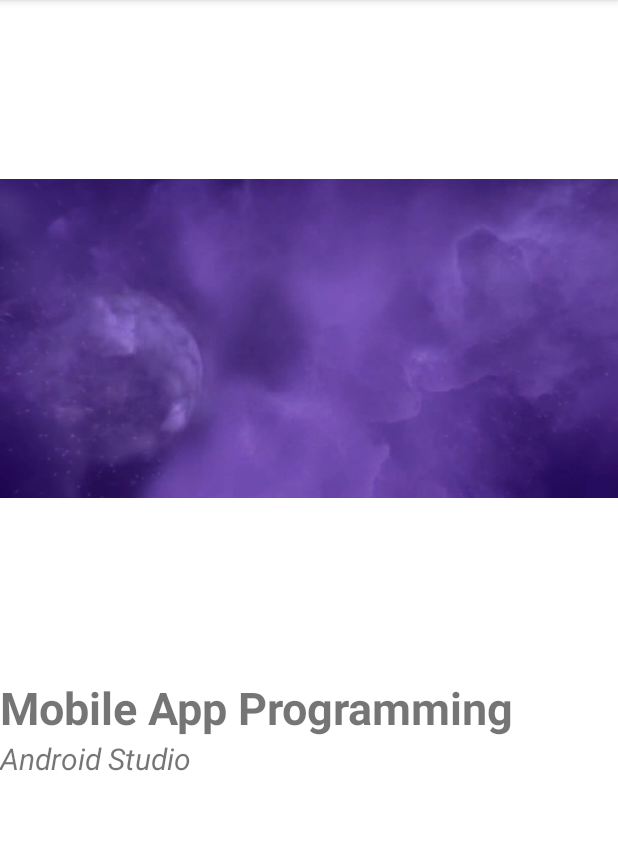
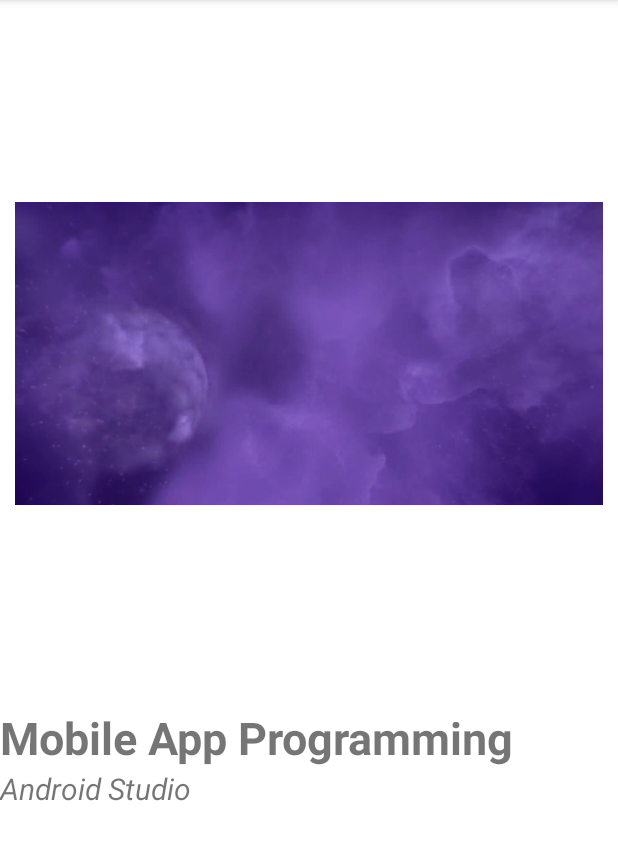
Before and after one commit to wldnjs1277/SchoolClass, an Android app: the screen it shows after launch (MainActivity), on a phone screen of 412 x 824 dp, the part 84-944 px from its top. Run offline under Robolectric (Android 15) with nearby library versions, the phone set to English and light mode, and no system bars.

Commit message:
-adjustViewBounds과scaleType

```diff
--- a/app/src/main/res/layout/activity_main.xml
+++ b/app/src/main/res/layout/activity_main.xml
@@ -10,8 +10,14 @@
 
     <ImageView
         android:id="@+id/imageView"
-        android:layout_width="match_parent"
+        android:layout_width="wrap_content"
         android:layout_height="wrap_content"
+        android:maxHeight="10dp"
+        android:maxWidth="150dp"
+        android:adjustViewBounds="false"
+        android:scaleType="fitCenter"
+        android:cropToPadding="true"
+        android:padding="10dp"
         android:src="@drawable/image1" />
 
     <TextView
```
Also changed, not shown: app/src/main/java/com/example/schoolclass/MainActivity.kt (line endings or trailing spaces).
